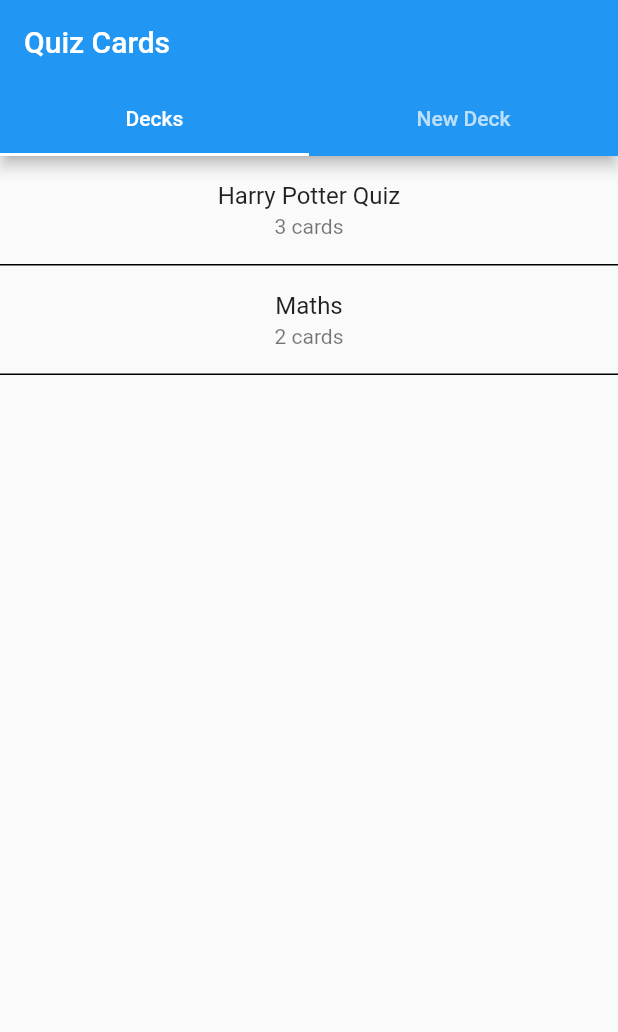
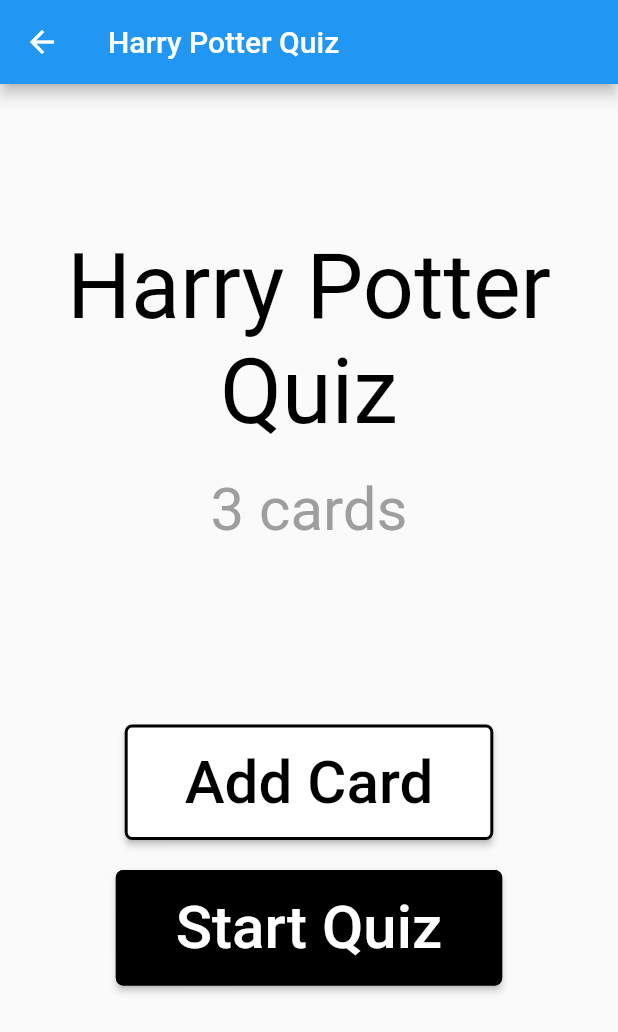
Before and after one commit to Aprisyta/QuizCardsFlutter, a Flutter app: the screen it shows after launch, after a tap on "Harry Potter Quiz", on a phone screen of 412 x 824 dp. Shown: the top 1032 px of the screen. Run offline on Flutter 3.47's test engine with Material 2 defaults, Android fonts, the phone set to English and light mode, and no system bars.

Commit message:
Deck Entry Screen added

```diff
--- a/lib/app_landing_view.dart
+++ b/lib/app_landing_view.dart
@@ -1,13 +1,8 @@
 import 'package:flutter/material.dart';
-import './model/deck.dart';
 import 'decks_view.dart';
 import 'new_deck_view.dart';
 
 class HomeScreen extends StatelessWidget {
-
-  final List<Deck> decks;
-
-  HomeScreen(this.decks);
 
   @override
   Widget build(BuildContext context) {
@@ -25,12 +20,11 @@ class HomeScreen extends StatelessWidget {
           ),
           body: TabBarView(
               children: <Widget>[
-                new DecksScreen(decks),
+                new DecksScreen(),
                 new NewDeckScreen(),
               ]
           ),
         )
     );
   }
-
 }
--- /dev/null
+++ b/lib/deck_entry_view.dart
@@ -0,0 +1,90 @@
+import 'package:flutter/material.dart';
+import './model/deck.dart';
+
+class DeckEntryScreen extends StatelessWidget {
+
+  final Deck deck;
+
+  DeckEntryScreen(this.deck);
+
+  @override
+  Widget build(BuildContext context) {
+    return Scaffold(
+      appBar: AppBar(
+        automaticallyImplyLeading: true,
+        title: Text("${deck.deckTitle}"),
+      ),
+      body: Padding(
+        padding: EdgeInsets.fromLTRB(20.0, 100.0, 20.0, 100.0),
+        child: Center(
+          child: Column(
+            children: <Widget>[
+              Text(
+                "${deck.deckTitle}",
+                textAlign: TextAlign.center,
+                style: TextStyle(
+                  color: Colors.black,
+                  fontSize: 60.0,
+                  fontWeight: FontWeight.w400,
+                ),
+              ),
+              Padding(
+                padding: const EdgeInsets.fromLTRB(0.0, 20.0, 0.0, 100.0),
+                child: Text(
+                  "${deck.cards.length} cards",
+                  textAlign: TextAlign.center,
+                  style: TextStyle(
+                    color: Colors.grey,
+                    fontSize: 40.0,
+                    fontWeight: FontWeight.w400,
+                  ),
+                ),
+              ),
+              Padding(
+                padding: const EdgeInsets.all(20.0),
+                child: RaisedButton(
+                  child: Text(
+                    "Add Card",
+                    style: TextStyle(
+                      fontSize: 40.0,
+                    ),
+                  ),
+                  onPressed: () {
+                    // add card to deck
+                  },
+                  color: Colors.white,
+                  textColor: Colors.black,
+                  padding: EdgeInsets.fromLTRB(40.0, 15.0, 40.0, 15.0),
+                  shape: OutlineInputBorder(
+                    borderRadius: BorderRadius.all(Radius.circular(5.0)),
+                    borderSide: BorderSide(
+                      color: Colors.black,
+                      width: 2.0,
+                    )
+                  ),
+                ),
+              ),
+              RaisedButton(
+                child: Text(
+                  "Start Quiz",
+                  style: TextStyle(
+                    fontSize: 40.0,
+                  ),
+                ),
+                color: Colors.black,
+                onPressed: () {
+                  // add card to deck
+                },
+                textColor: Colors.white,
+                padding: EdgeInsets.fromLTRB(40.0, 15.0, 40.0, 15.0),
+                shape: OutlineInputBorder(
+                  borderRadius: BorderRadius.all(Radius.circular(5.0)),
+                ),
+              ),
+            ],
+          ),
+        ),
+      ),
+    );
+  }
+}
--- a/lib/decks_view.dart
+++ b/lib/decks_view.dart
@@ -1,12 +1,11 @@
 import 'package:flutter/material.dart';
 import './model/deck.dart';
-import './model/card.dart';
+import './mocks/mock_decks.dart';
+import 'deck_entry_view.dart';
 
 class DecksScreen extends StatelessWidget {
 
-  final List<Deck> decks;
-
-  DecksScreen(this.decks);
+  final List<Deck> decks = MockDecks.fetchDecks();
 
   @override
   Widget build(BuildContext context) {
@@ -20,9 +19,7 @@ class DecksScreen extends StatelessWidget {
     Deck currentDeck = decks[index];
     return new Container(
       child: ListTile(
-        onTap: () {
-          // open page
-        },
+        onTap: () => _navigateToSelectedDeckEntryScreen(context, currentDeck),
         title: Center(child: Text("${currentDeck.deckTitle}")),
         subtitle: Center(child: Text("${currentDeck.cards.length} cards")),
       ),
@@ -34,4 +31,14 @@ class DecksScreen extends StatelessWidget {
     );
   }
 
+  void _navigateToSelectedDeckEntryScreen(BuildContext context, Deck deck) {
+    Navigator.push(
+        context,
+        MaterialPageRoute(
+            builder: (context) =>
+                DeckEntryScreen(deck)
+        )
+    );
+  }
+
 }
--- a/lib/main.dart
+++ b/lib/main.dart
@@ -1,17 +1,16 @@
 import 'package:flutter/material.dart';
-import './model/deck.dart';
-import './mocks/mock_decks.dart';
 import 'app_landing_view.dart';
+import 'decks_view.dart';
 
 void main() => runApp(new QuizCards());
 
-final List<Deck> decks = MockDecks.fetchDecks();
+//final List<Deck> decks = MockDecks.fetchDecks();
 
 class QuizCards extends StatelessWidget {
   @override
   Widget build(BuildContext context) {
     return new MaterialApp(
-      home: HomeScreen(decks)
+      home: HomeScreen()
     );
   }
 }
```
